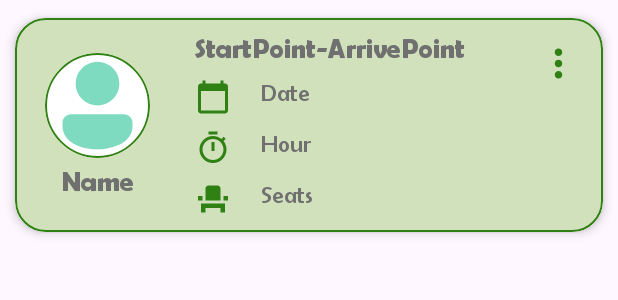
After one commit to santiago01est/MoviUQ_APP, an Android app: the layout list_request.xml on its own in the app's theme, with its tools: preview values and no code run, on a phone screen of 412 x 824 dp. The commit adds this screen. Shown: the top 300 px of the screen. Run offline under Robolectric (Android 15) with nearby library versions, the phone set to English and light mode, and no system bars; Roboto replaces fonts that are not available here.

Commit message:
Historias de usuario 6, 7 y 10. Se realizo el diseño del fragmento Request y asociado a ello el card de la lista de solicitudes (list_request). Ademas de lo anterior se crearon unas nuevas fuentes y un nuevo color

```diff
--- /dev/null
+++ b/app/src/main/res/drawable/ic_add.xml
@@ -0,0 +1,5 @@
+<vector android:height="50dp" android:tint="#308113"
+    android:viewportHeight="24" android:viewportWidth="24"
+    android:width="50dp" xmlns:android="http://schemas.android.com/apk/res/android">
+    <path android:fillColor="@android:color/white" android:pathData="M12,2C6.48,2 2,6.48 2,12s4.48,10 10,10 10,-4.48 10,-10S17.52,2 12,2zM17,13h-4v4h-2v-4L7,13v-2h4L11,7h2v4h4v2z"/>
+</vector>
--- /dev/null
+++ b/app/src/main/res/drawable/ic_calendar.xml
@@ -0,0 +1,5 @@
+<vector android:height="24dp" android:tint="#308113"
+    android:viewportHeight="24" android:viewportWidth="24"
+    android:width="24dp" xmlns:android="http://schemas.android.com/apk/res/android">
+    <path android:fillColor="@android:color/white" android:pathData="M20,3h-1L19,1h-2v2L7,3L7,1L5,1v2L4,3c-1.1,0 -2,0.9 -2,2v16c0,1.1 0.9,2 2,2h16c1.1,0 2,-0.9 2,-2L22,5c0,-1.1 -0.9,-2 -2,-2zM20,21L4,21L4,8h16v13z"/>
+</vector>
--- /dev/null
+++ b/app/src/main/res/drawable/ic_hour.xml
@@ -0,0 +1,5 @@
+<vector android:height="24dp" android:tint="#308113"
+    android:viewportHeight="24" android:viewportWidth="24"
+    android:width="24dp" xmlns:android="http://schemas.android.com/apk/res/android">
+    <path android:fillColor="@android:color/white" android:pathData="M15,1L9,1v2h6L15,1zM11,14h2L13,8h-2v6zM19.03,7.39l1.42,-1.42c-0.43,-0.51 -0.9,-0.99 -1.41,-1.41l-1.42,1.42C16.07,4.74 14.12,4 12,4c-4.97,0 -9,4.03 -9,9s4.02,9 9,9 9,-4.03 9,-9c0,-2.12 -0.74,-4.07 -1.97,-5.61zM12,20c-3.87,0 -7,-3.13 -7,-7s3.13,-7 7,-7 7,3.13 7,7 -3.13,7 -7,7z"/>
+</vector>
--- /dev/null
+++ b/app/src/main/res/drawable/ic_seat.xml
@@ -0,0 +1,5 @@
+<vector android:height="24dp" android:tint="#308113"
+    android:viewportHeight="24" android:viewportWidth="24"
+    android:width="24dp" xmlns:android="http://schemas.android.com/apk/res/android">
+    <path android:fillColor="@android:color/white" android:pathData="M4,18v3h3v-3h10v3h3v-6H4V18zM19,10h3v3h-3V10zM2,10h3v3H2V10zM17,13H7V5c0,-1.1 0.9,-2 2,-2h6c1.1,0 2,0.9 2,2V13z"/>
+</vector>
--- /dev/null
+++ b/app/src/main/res/layout/list_request.xml
@@ -0,0 +1,127 @@
+<?xml version="1.0" encoding="utf-8"?>
+<androidx.cardview.widget.CardView xmlns:android="http://schemas.android.com/apk/res/android"
+    xmlns:tools="http://schemas.android.com/tools"
+    android:layout_width="match_parent"
+    android:layout_height="wrap_content"
+    xmlns:app="http://schemas.android.com/apk/res-auto"
+    android:id="@+id/card_notification"
+    android:animateLayoutChanges="true"
+    app:cardCornerRadius="20dp"
+    app:cardElevation="4dp"
+    app:cardUseCompatPadding="true">
+
+    <LinearLayout
+        android:layout_width="match_parent"
+        android:layout_height="wrap_content"
+        android:animateLayoutChanges="true"
+        android:orientation="vertical"
+        android:background="@drawable/circle_drawable2"
+        >
+
+        <RelativeLayout
+            android:layout_width="match_parent"
+            android:layout_height="wrap_content"
+            android:orientation= "horizontal"
+            android:padding="10dp">
+
+            <LinearLayout
+                android:id="@+id/ly_photoName"
+                android:layout_width="90dp"
+                android:layout_height="wrap_content"
+                android:layout_centerVertical="true"
+                android:orientation="vertical">
+
+                <com.google.android.material.imageview.ShapeableImageView
+                    android:id="@+id/imageView_user_profile"
+                    android:layout_width="70dp"
+                    android:layout_height="70dp"
+                    android:layout_gravity="center"
+                    android:background="@drawable/circle_drawable"
+                    android:scaleType="centerCrop"
+                    android:src="@drawable/ic_user"
+                    app:shapeAppearanceOverlay="@style/roundedImageViewRounded"
+                    app:strokeColor="@color/green_main" />
+
+                <TextView
+                    android:layout_width="wrap_content"
+                    android:layout_height="wrap_content"
+                    android:layout_below="@+id/imageView_user_profile"
+                    android:layout_gravity="center"
+                    android:layout_marginTop="5dp"
+                    android:text="Name"
+                    android:textColor="@color/letra_04"
+                    style="@style/FontsMediumLittleText" />
+            </LinearLayout>
+
+            <LinearLayout
+                android:layout_width="wrap_content"
+                android:layout_height="wrap_content"
+                android:layout_alignParentTop="true"
+                android:layout_marginStart="20dp"
+                android:layout_toStartOf="@+id/imgbttn_three_point"
+                android:layout_toEndOf="@id/ly_photoName"
+                android:orientation="vertical">
+
+                <TextView
+                    android:id="@+id/txv_description"
+                    android:layout_width="wrap_content"
+                    android:layout_height="wrap_content"
+                    android:text="StartPoint-ArrivePoint"
+                    android:textAlignment="gravity"
+                    style="@style/FontsMediumLittleText"
+                    android:textColor="@color/letra_04"
+                    />
+
+                <TextView
+                    android:id="@+id/txv_date"
+                    android:layout_width="wrap_content"
+                    android:layout_height="wrap_content"
+                    android:layout_marginTop="10dp"
+                    android:drawableLeft="@drawable/ic_calendar"
+                    android:drawablePadding="20dp"
+                    style="@style/FontsLittleText"
+                    android:textColor="@color/letra_04"
+                    android:text="Date"
+                    />
+                <TextView
+                    android:id="@+id/txv_hour"
+                    android:layout_width="wrap_content"
+                    android:layout_height="wrap_content"
+                    android:layout_marginTop="10dp"
+                    android:drawableLeft="@drawable/ic_hour"
+                    android:drawablePadding="20dp"
+                    style="@style/FontsLittleText"
+                    android:textColor="@color/letra_04"
+                    android:text="Hour"
+                    />
+                <TextView
+                    android:id="@+id/txv_hour"
+                    android:layout_width="wrap_content"
+                    android:layout_height="wrap_content"
+                    android:layout_marginTop="10dp"
+                    android:drawableLeft="@drawable/ic_seat"
+                    android:drawablePadding="20dp"
+                    style="@style/FontsLittleText"
+                    android:textColor="@color/letra_04"
+                    android:text="Seats"
+                    />
+
+
+            </LinearLayout>
+
+            <ImageButton
+                android:id="@+id/imgbttn_three_point"
+                android:layout_width="40dp"
+                android:layout_height="40dp"
+                android:layout_alignParentTop="true"
+                android:layout_alignParentRight="true"
+                android:background="@android:color/transparent"
+                android:src="@drawable/ic_points_edit"
+                app:layout_constraintTop_toTopOf="parent"
+                tools:ignore="TouchTargetSizeCheck,SpeakableTextPresentCheck" />
+        </RelativeLayout>
+    </LinearLayout>
+
+
+
+</androidx.cardview.widget.CardView>
--- a/app/src/main/res/values/colors.xml
+++ b/app/src/main/res/values/colors.xml
@@ -11,7 +11,7 @@
     <color name="letra_01">#03B881</color>
     <color name="letra_02">#023047</color>
     <color name="letra_03">#354F5C</color>
-
+    <color name="letra_04">#707070</color>
     <color name="teal_200">#CBF3F0</color>
 
     <color name="black">#FF000000</color>
--- a/app/src/main/res/values/strings.xml
+++ b/app/src/main/res/values/strings.xml
@@ -42,6 +42,9 @@
     <!-- Notification -->
     <string name="Notificaciones">Notificaciones</string>
 
+    <!-- Request -->
+    <string name="Requests">Solicitudes</string>
+
     <string name="IdClient">718670393638-hg3lth4n172hkbrsvsv5tmfk6gaid8hq.apps.googleusercontent.com</string>
     <!-- TODO: Remove or change this placeholder text -->
     <string name="hello_blank_fragment">Hello blank fragment</string>
--- a/app/src/main/res/values/themes.xml
+++ b/app/src/main/res/values/themes.xml
@@ -67,6 +67,13 @@
 
     <!-- Lyris -->
 
+    <!-- Font Main request and travel-->
+    <style name="FontsMainTitleRT">
+        <item name="fontFamily">@font/berlin_sans_demi_bold</item>
+        <item name="android:textSize">38dp</item>
+        <item name="android:textColor">@color/letra_02</item>
+    </style>
+
     <!-- Fonts Main Title-->
     <style name="FontsMainTitle">
         <item name="fontFamily">@font/berlin_sans_demi_bold</item>
@@ -82,6 +89,13 @@
     </style>
 
     <!-- Fonts little text-->
+    <style name="FontsMediumLittleText">
+        <item name="fontFamily">@font/berlin_sans_demi_bold</item>
+        <item name="android:textSize">18dp</item>
+        <item name="android:textColor">@color/letra_02</item>
+    </style>
+
+    <!-- Fonts little text-->
     <style name="FontsLittleText">
         <item name="fontFamily">@font/berlin_sans_regular</item>
         <item name="android:textSize">16dp</item>
```
Also changed, not shown: app/src/main/java/com/uniquindio/moviuq/domain/Request.java (added, +15 -0 lines), app/src/main/java/com/uniquindio/moviuq/presentation/fragments/RequestFragment.java (added, +40 -0 lines), app/src/main/res/layout/fragment_request.xml (added, +86 -0 lines).
